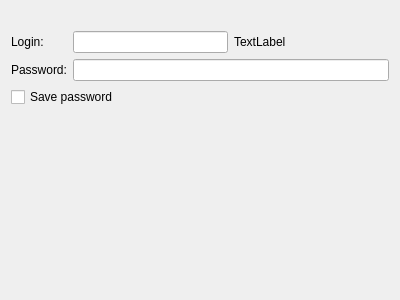
This is src/protocol/jaccountwizardpage.ui in euroelessar/qutim as Qt 5 draws it before an edit. The edited form follows.
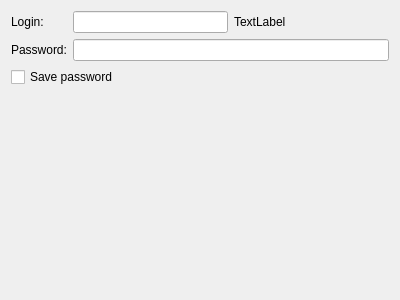
This is the edited form.

Commit message: add data form implementation

What changed in the file:
```diff
--- a/src/protocol/jaccountwizardpage.ui
+++ b/src/protocol/jaccountwizardpage.ui
@@ -52,16 +52,6 @@
        </item>
       </layout>
      </item>
-     <item row="0" column="0" colspan="2">
-      <widget class="QLabel" name="helpLabel">
-       <property name="text">
-        <string/>
-       </property>
-       <property name="wordWrap">
-        <bool>true</bool>
-       </property>
-      </widget>
-     </item>
      <item row="2" column="1">
       <widget class="QLineEdit" name="passwdEdit"/>
      </item>
@@ -79,7 +69,7 @@
        </property>
       </widget>
      </item>
-     <item row="4" column="0">
+     <item row="5" column="0">
       <spacer name="verticalSpacer">
        <property name="orientation">
         <enum>Qt::Vertical</enum>
@@ -92,6 +82,16 @@
        </property>
       </spacer>
      </item>
+     <item row="4" column="0" colspan="2">
+      <widget class="QLabel" name="helpLabel">
+       <property name="text">
+        <string/>
+       </property>
+       <property name="wordWrap">
+        <bool>true</bool>
+       </property>
+      </widget>
+     </item>
     </layout>
    </item>
   </layout>
```
